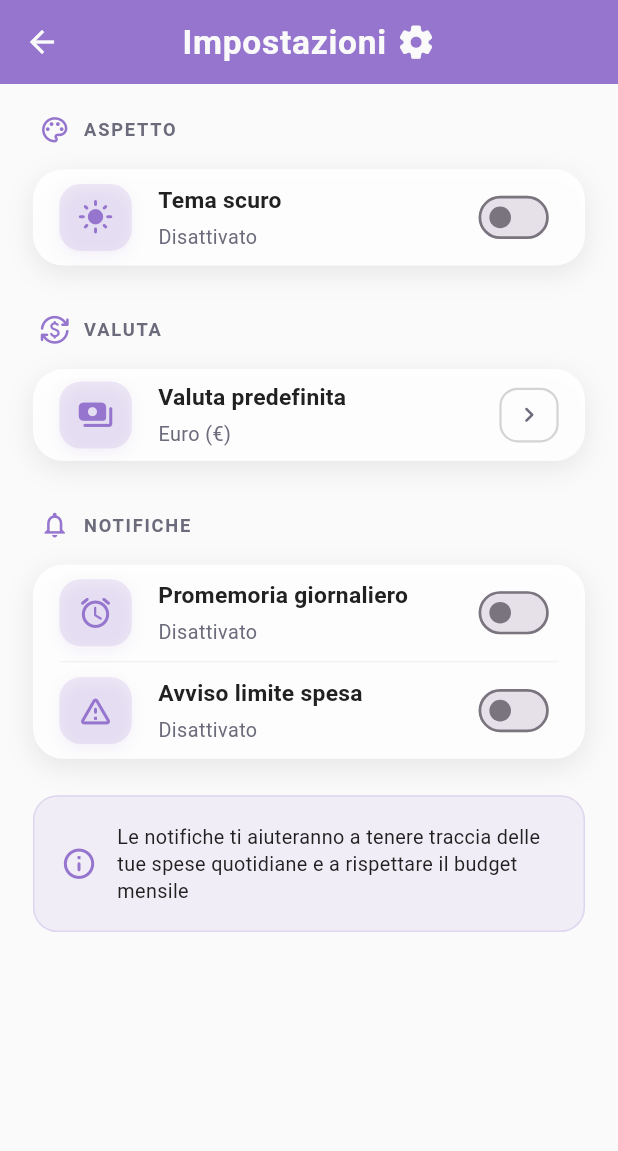
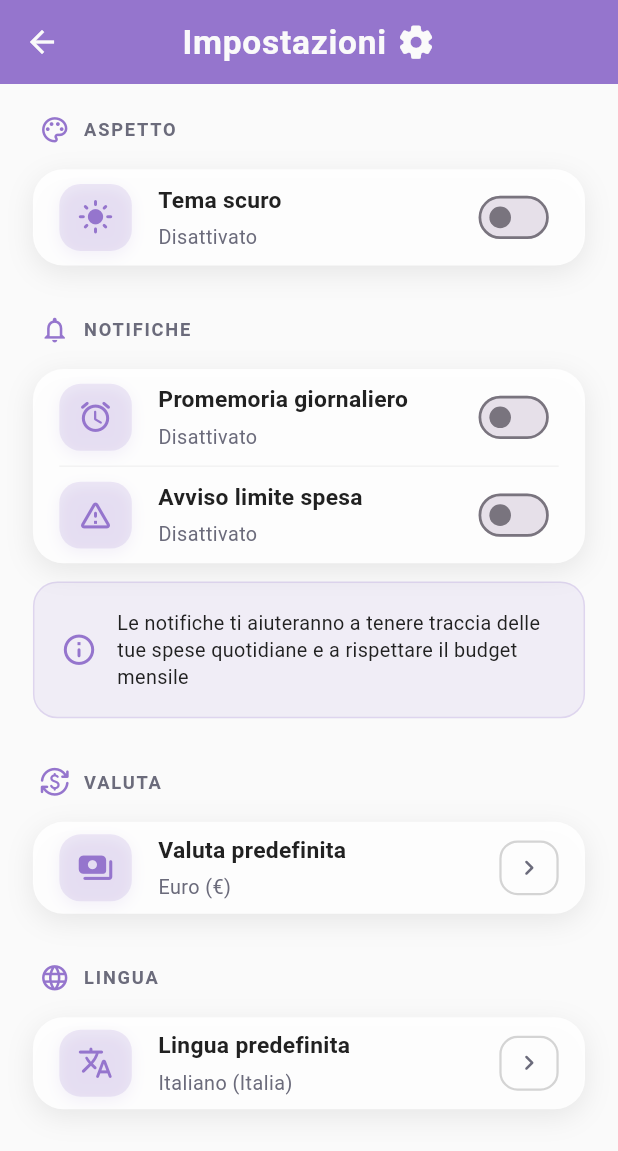
Before and after one commit to vittorspa-hash/expense_tracker, a Flutter app: the SettingsPage screen opened by its route, on a phone screen of 412 x 824 dp. Shown: the top 1151 px of the screen. Run offline on Flutter 3.47's test engine with Material 3 defaults, Android fonts, the phone set to English and light mode, and no system bars; our stand-ins replace cloud_firestore, firebase_auth, firebase_core, fl_chart, flutter_local_notifications, flutter_screenutil and 6 more; accounts and stored records are empty; generated files the repository leaves out were written again.

Commit message:
implemented language_provider and language_service

```diff
--- /dev/null
+++ b/l10n.yaml
@@ -0,0 +1,3 @@
+arb-dir: lib/l10n
+template-arb-file: app_it.arb
+output-localization-file: app_localizations.dart
--- /dev/null
+++ b/lib/components/settings/settings_container.dart
@@ -0,0 +1,43 @@
+import 'package:flutter/material.dart';
+import 'package:flutter_screenutil/flutter_screenutil.dart';
+import 'package:expense_tracker/theme/app_colors.dart';
+
+/// FILE: components/settings/settings_container.dart
+/// DESCRIZIONE: Wrapper riutilizzabile per le sezioni delle impostazioni.
+/// Gestisce l'aspetto grafico (sfondo, bordi, ombre) in base al tema.
+
+class SettingsContainer extends StatelessWidget {
+  final Widget child;
+
+  const SettingsContainer({
+    super.key,
+    required this.child,
+  });
+
+  @override
+  Widget build(BuildContext context) {
+    final isDark = Theme.of(context).brightness == Brightness.dark;
+
+    return Container(
+      decoration: BoxDecoration(
+        color: isDark
+            ? AppColors.cardDark.withValues(alpha: 0.5)
+            : AppColors.cardLight.withValues(alpha: 0.9),
+        borderRadius: BorderRadius.circular(20.r),
+        boxShadow: [
+          BoxShadow(
+            color: AppColors.shadow.withValues(
+              alpha: isDark ? 0.3 : 0.08,
+            ),
+            blurRadius: 15,
+            offset: const Offset(0, 5),
+          ),
+        ],
+      ),
+      // Il clip behavior assicura che il child (es. l'effetto splash dei bottoni)
+      // rispetti i bordi arrotondati del container.
+      clipBehavior: Clip.hardEdge,
+      child: child,
+    );
+  }
+}
--- a/lib/pages/settings_page.dart
+++ b/lib/pages/settings_page.dart
@@ -1,4 +1,5 @@
 import 'package:expense_tracker/components/shared/custom_appbar.dart';
+import 'package:expense_tracker/providers/language_provider.dart';
 import 'package:expense_tracker/utils/dialogs/dialog_utils.dart';
 import 'package:expense_tracker/utils/fade_animation_mixin.dart';
 import 'package:flutter/material.dart';
@@ -10,12 +11,13 @@ import 'package:expense_tracker/theme/app_colors.dart';
 import 'package:flutter_screenutil/flutter_screenutil.dart';
 import 'package:expense_tracker/components/settings/settings_tile.dart';
 import 'package:expense_tracker/components/settings/settings_section_header.dart';
+import 'package:expense_tracker/components/settings/settings_container.dart';
 
 /// FILE: settings_page.dart
 /// DESCRIZIONE: Schermata principale delle impostazioni.
-/// Permette all'utente di configurare il tema (Chiaro/Scuro), la valuta principale
+/// Permette all'utente di configurare il tema (Chiaro/Scuro), la lingua, la valuta
 /// e le notifiche (Promemoria giornalieri e avvisi di limite budget).
-/// Utilizza i provider per persistere le modifiche.
+/// Utilizza SettingsContainer per uniformare lo stile delle sezioni.
 
 class SettingsPage extends StatefulWidget {
   static const route = "/settings/page";
@@ -27,7 +29,6 @@ class SettingsPage extends StatefulWidget {
 
 class _SettingsPageState extends State<SettingsPage>
     with SingleTickerProviderStateMixin, FadeAnimationMixin {
-
   @override
   TickerProvider get vsync => this;
 
@@ -58,14 +59,29 @@ class _SettingsPageState extends State<SettingsPage>
     }
   }
 
+  // Helper per ottenere il nome leggibile della lingua dal codice.
+  String _getLanguageName(String code) {
+    switch (code) {
+      case 'it':
+        return "Italiano (Italia)";
+      case 'en':
+        return "English (US)";
+      default:
+        return "Italiano (Italia)";
+    }
+  }
+
   @override
   Widget build(BuildContext context) {
     final isDark = Theme.of(context).brightness == Brightness.dark;
     final notificationProvider = Provider.of<NotificationProvider>(context);
     final currencyProvider = Provider.of<CurrencyProvider>(context);
+    final languageProvider = Provider.of<LanguageProvider>(context);
 
     // Determina l'icona della valuta corrente per visualizzarla nei tile o dialoghi.
-    final currentCurrencyIcon = _getCurrencyIcon(currencyProvider.currentCurrency);
+    final currentCurrencyIcon = _getCurrencyIcon(
+      currencyProvider.currentCurrency,
+    );
 
     return Scaffold(
       appBar: CustomAppBar(
@@ -74,9 +90,12 @@ class _SettingsPageState extends State<SettingsPage>
         isDark: isDark,
       ),
 
-      body: Container(
+      body: SafeArea(
+        child: Container(
           decoration: BoxDecoration(
-          color: isDark ? AppColors.backgroundDark : AppColors.backgroundLight,
+            color: isDark
+                ? AppColors.backgroundDark
+                : AppColors.backgroundLight,
           ),
           // Applica l'animazione di fade-in alla lista delle opzioni.
           child: buildWithFadeAnimation(
@@ -92,22 +111,7 @@ class _SettingsPageState extends State<SettingsPage>
 
                 SizedBox(height: 12.h),
 
-              Container(
-                decoration: BoxDecoration(
-                  color: isDark
-                      ? AppColors.cardDark.withValues(alpha: 0.5)
-                      : AppColors.cardLight.withValues(alpha: 0.9),
-                  borderRadius: BorderRadius.circular(20.r),
-                  boxShadow: [
-                    BoxShadow(
-                      color: AppColors.shadow.withValues(
-                        alpha: isDark ? 0.3 : 0.08,
-                      ),
-                      blurRadius: 15,
-                      offset: const Offset(0, 5),
-                    ),
-                  ],
-                ),
+                SettingsContainer(
                   child: SettingsTile(
                     icon: isDark
                         ? Icons.dark_mode_rounded
@@ -132,44 +136,6 @@ class _SettingsPageState extends State<SettingsPage>
 
                 SizedBox(height: 32.h),
 
-              // --- SEZIONE VALUTA ---
-              // Permette di selezionare la valuta globale dell'app.
-              const SettingsSectionHeader(
-                icon: Icons.currency_exchange_rounded,
-                title: "Valuta",
-              ),
-
-              SizedBox(height: 12.h),
-
-              Container(
-                decoration: BoxDecoration(
-                  color: isDark
-                      ? AppColors.cardDark.withValues(alpha: 0.5)
-                      : AppColors.cardLight.withValues(alpha: 0.9),
-                  borderRadius: BorderRadius.circular(20.r),
-                  boxShadow: [
-                    BoxShadow(
-                      color: AppColors.shadow.withValues(
-                        alpha: isDark ? 0.3 : 0.08,
-                      ),
-                      blurRadius: 15,
-                      offset: const Offset(0, 5),
-                    ),
-                  ],
-                ),
-                child: SettingsTile(
-                  icon: Icons.payments_rounded,
-                  title: "Valuta predefinita",
-                  subtitle: "${currencyProvider.currencyName} (${currencyProvider.currencySymbol})",
-                  trailingIcon: Icons.chevron_right_rounded,
-                  onPressed: () {
-                    _selectCurrency(context, isDark, currencyProvider);
-                  },
-                ),
-              ),
-
-              SizedBox(height: 32.h),
-
                 // --- SEZIONE NOTIFICHE ---
                 // Gestisce i promemoria orari e gli avvisi di superamento budget.
                 const SettingsSectionHeader(
@@ -179,22 +145,7 @@ class _SettingsPageState extends State<SettingsPage>
 
                 SizedBox(height: 12.h),
 
-              Container(
-                decoration: BoxDecoration(
-                  color: isDark
-                      ? AppColors.cardDark.withValues(alpha: 0.5)
-                      : AppColors.cardLight.withValues(alpha: 0.9),
-                  borderRadius: BorderRadius.circular(20.r),
-                  boxShadow: [
-                    BoxShadow(
-                      color: AppColors.shadow.withValues(
-                        alpha: isDark ? 0.3 : 0.08,
-                      ),
-                      blurRadius: 15,
-                      offset: const Offset(0, 5),
-                    ),
-                  ],
-                ),
+                SettingsContainer(
                   child: Column(
                     children: [
                       // Opzione 1: Promemoria giornaliero (Switch)
@@ -262,18 +213,22 @@ class _SettingsPageState extends State<SettingsPage>
                             notificationProvider.monthlyLimit,
                           ),
                           trailingIcon: Icons.chevron_right_rounded,
-                        onPressed: () =>
-                            _selectLimit(context, notificationProvider, currentCurrencyIcon),
+                          onPressed: () => _selectLimit(
+                            context,
+                            notificationProvider,
+                            currentCurrencyIcon,
+                          ),
                         ),
                       ],
                     ],
                   ),
                 ),
 
-               SizedBox(height: 24.h),
+                SizedBox(height: 12.h),
 
                 // --- BOX INFORMATIVO ---
                 // Messaggio statico per spiegare l'utilità delle notifiche all'utente.
+                // Nota: Non usiamo SettingsContainer qui perché lo stile è specifico (bordo e sfondo primary).
                 Container(
                   padding: EdgeInsets.all(16.w),
                   decoration: BoxDecoration(
@@ -307,7 +262,57 @@ class _SettingsPageState extends State<SettingsPage>
                     ],
                   ),
                 ),
+
+                SizedBox(height: 32.h),
+
+                // --- SEZIONE VALUTA ---
+                // Permette di selezionare la valuta globale dell'app.
+                const SettingsSectionHeader(
+                  icon: Icons.currency_exchange_rounded,
+                  title: "Valuta",
+                ),
+
+                SizedBox(height: 12.h),
+
+                SettingsContainer(
+                  child: SettingsTile(
+                    icon: Icons.payments_rounded,
+                    title: "Valuta predefinita",
+                    subtitle:
+                        "${currencyProvider.currencyName} (${currencyProvider.currencySymbol})",
+                    trailingIcon: Icons.chevron_right_rounded,
+                    onPressed: () {
+                      _selectCurrency(context, isDark, currencyProvider);
+                    },
+                  ),
+                ),
+
+                SizedBox(height: 32.h),
+
+                // --- SEZIONE LINGUA ---
+                // Permette di selezionare la lingua globale dell'app.
+                const SettingsSectionHeader(
+                  icon: Icons.language_rounded,
+                  title: "Lingua",
+                ),
+
+                SizedBox(height: 12.h),
+
+                SettingsContainer(
+                  child: SettingsTile(
+                    icon: Icons.translate_rounded,
+                    title: "Lingua predefinita",
+                    subtitle: _getLanguageName(
+                      languageProvider.currentLocale.languageCode,
+                    ),
+                    trailingIcon: Icons.chevron_right_rounded,
+                    onPressed: () {
+                      _selectLanguage(context, isDark, languageProvider);
+                    },
+                  ),
+                ),
               ],
+            ),
           ),
         ),
       ),
@@ -385,6 +390,27 @@ class _SettingsPageState extends State<SettingsPage>
     }
   }
 
+  // Apre un BottomSheet per selezionare la lingua tra quelle disponibili.
+  Future<void> _selectLanguage(
+    BuildContext context,
+    bool isDark,
+    LanguageProvider languageProvider,
+  ) async {
+    final result = await DialogUtils.showSortSheet(
+      context,
+      isDark: isDark,
+      title: "Seleziona lingua",
+      options: [
+        {"title": "Italiano (Italia)", "criteria": "it"},
+        {"title": "English (US)", "criteria": "en"},
+      ],
+    );
+
+    if (result != null) {
+      await languageProvider.changeLanguage(Locale(result));
+    }
+  }
+
   // Widget helper per separare visivamente le voci della lista.
   Widget _buildDivider(bool isDark) {
     return Padding(
--- /dev/null
+++ b/lib/providers/language_provider.dart
@@ -0,0 +1,48 @@
+import 'package:flutter/material.dart';
+import 'package:expense_tracker/services/language_service.dart';
+
+/// FILE: language_provider.dart
+/// DESCRIZIONE: Provider che gestisce lo stato globale della lingua nell'applicazione.
+/// Estende ChangeNotifier per permettere alla UI (es. MaterialApp) di reagire
+/// ai cambiamenti di lingua. Si interfaccia con LanguageService per la persistenza
+/// delle preferenze dell'utente.
+
+class LanguageProvider extends ChangeNotifier {
+  // --- DIPENDENZE ---
+  final LanguageService _languageService;
+
+  LanguageProvider({required LanguageService languageService})
+      : _languageService = languageService;
+
+  // --- STATO ---
+  // Variabile interna che mantiene la locale attualmente attiva.
+  // Viene inizializzata di default su Italiano ('it').
+  Locale _currentLocale = const Locale('it');
+
+  Locale get currentLocale => _currentLocale;
+
+  // --- INIZIALIZZAZIONE ---
+  // Recupera il codice lingua salvato precedentemente nello storage locale.
+  // Se esiste un salvataggio lo applica, altrimenti mantiene il default o usa quella di sistema.
+  Future<void> fetchLocale() async {
+    final savedCode = await _languageService.getSavedLanguageCode();
+    if (savedCode != null) {
+      _currentLocale = Locale(savedCode);
+    } else {
+      _currentLocale = const Locale('it');
+    }
+    notifyListeners();
+  }
+
+  // --- GESTIONE CAMBIO LINGUA ---
+  // Aggiorna lo stato della lingua corrente e persiste la scelta tramite il service.
+  // Notifica i listener per scatenare la ricostruzione dell'interfaccia con la nuova lingua.
+  Future<void> changeLanguage(Locale newLocale) async {
+    if (_currentLocale == newLocale) return;
+
+    _currentLocale = newLocale;
+    await _languageService.saveLanguageCode(newLocale.languageCode);
+
+    notifyListeners();
+  }
+}
--- /dev/null
+++ b/lib/services/language_service.dart
@@ -0,0 +1,28 @@
+import 'package:shared_preferences/shared_preferences.dart';
+
+/// FILE: language_service.dart
+/// DESCRIZIONE: Service che gestisce la persistenza della preferenza della lingua.
+/// Utilizza SharedPreferences per salvare e recuperare il codice della lingua
+/// selezionata dall'utente (es. 'it', 'en'), permettendo di mantenere la scelta
+/// tra i riavvii dell'app.
+
+class LanguageService {
+  // --- COSTANTI ---
+  // Chiave univoca utilizzata per salvare il codice lingua nello storage locale.
+  static const String _languageKey = 'selected_language_code';
+
+  // --- OPERAZIONI DI SCRITTURA ---
+  // Salva in modo asincrono il codice della lingua fornito nelle SharedPreferences.
+  Future<void> saveLanguageCode(String languageCode) async {
+    final prefs = await SharedPreferences.getInstance();
+    await prefs.setString(_languageKey, languageCode);
+  }
+
+  // --- OPERAZIONI DI LETTURA ---
+  // Recupera il codice lingua salvato in precedenza.
+  // Restituisce null se non è stata salvata alcuna preferenza (es. al primo avvio).
+  Future<String?> getSavedLanguageCode() async {
+    final prefs = await SharedPreferences.getInstance();
+    return prefs.getString(_languageKey);
+  }
+}
--- a/pubspec.yaml
+++ b/pubspec.yaml
@@ -61,6 +61,7 @@ flutter_launcher_icons:
   remove_alpha_ios: true
 
 flutter:
+  generate: true
   uses-material-design: true
 
   assets:
```
Also changed, not shown: lib/app.dart (+41 -22 lines), lib/main.dart (+13 -4 lines), lib/l10n/app_en.arb (added), lib/l10n/app_it.arb (added), 1 other file. Lines whose indentation alone changed are shown as unchanged.
